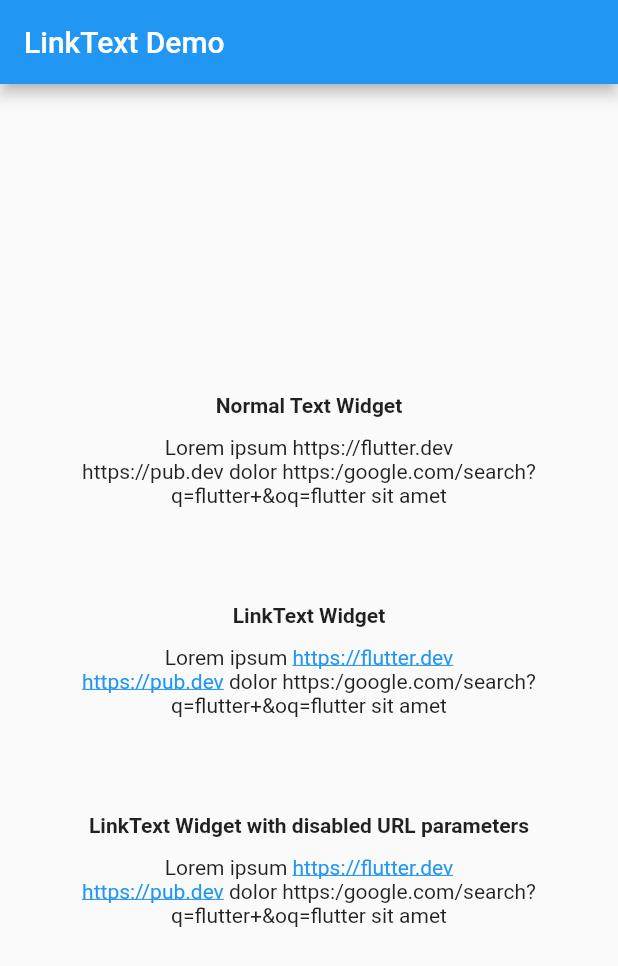
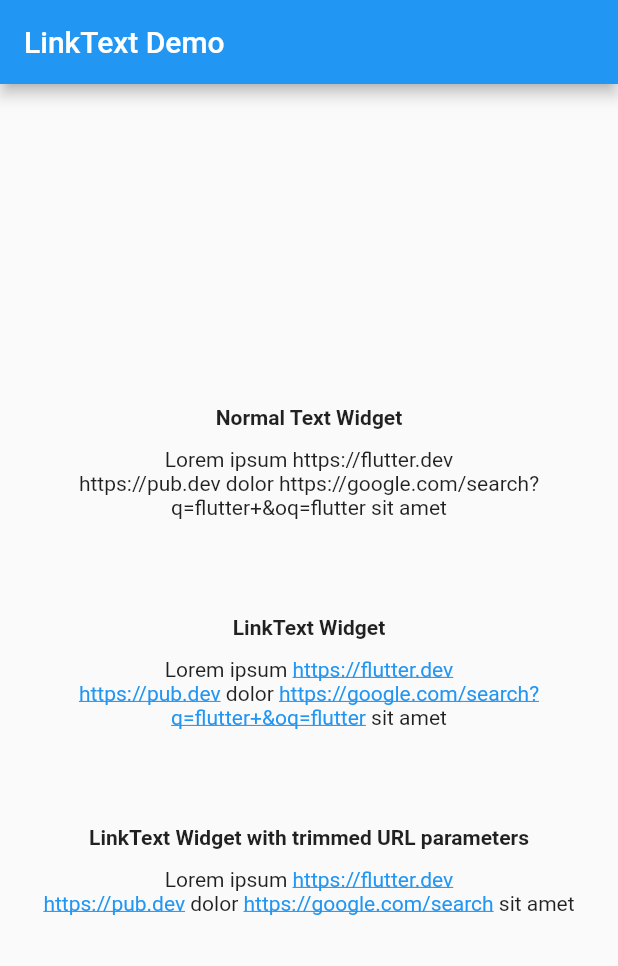
Before and after one commit to aleksanderwozniak/link_text, a Flutter app: the screen it shows after launch, on a phone screen of 412 x 824 dp. Shown: the top 966 px of the screen. Run offline on Flutter 3.47's test engine with Material 2 defaults, Android fonts, the phone set to English and light mode, and no system bars.

Commit message:
Refactor code

```diff
--- a/example/lib/main.dart
+++ b/example/lib/main.dart
@@ -1,5 +1,5 @@
-//  Copyright (c) 2019 Aleksander Woźniak
-//  Licensed under Apache License v2.0
+// Copyright 2019 Aleksander Woźniak
+// SPDX-License-Identifier: Apache-2.0
 
 import 'package:flutter/material.dart';
 import 'package:link_text/link_text.dart';
@@ -29,8 +29,8 @@ class MyHomePage extends StatefulWidget {
 }
 
 class _MyHomePageState extends State<MyHomePage> {
-  final String _text =
-      'Lorem ipsum https://flutter.dev\nhttps://pub.dev dolor https:/google.com/search?q=flutter+&oq=flutter sit amet';
+  final _text =
+      'Lorem ipsum https://flutter.dev\nhttps://pub.dev dolor https://google.com/search?q=flutter+&oq=flutter sit amet';
 
   @override
   Widget build(BuildContext context) {
@@ -68,7 +68,10 @@ class _MyHomePageState extends State<MyHomePage> {
           style: TextStyle().copyWith(fontWeight: FontWeight.bold),
         ),
         const SizedBox(height: 12.0),
-        Text(_text, textAlign: TextAlign.center),
+        Text(
+          _text,
+          textAlign: TextAlign.center,
+        ),
       ],
     );
   }
@@ -83,7 +86,10 @@ class _MyHomePageState extends State<MyHomePage> {
           style: TextStyle().copyWith(fontWeight: FontWeight.bold),
         ),
         const SizedBox(height: 12.0),
-        LinkText(text: _text, textAlign: TextAlign.center),
+        LinkText(
+          text: _text,
+          textAlign: TextAlign.center,
+        ),
       ],
     );
   }
@@ -93,12 +99,16 @@ class _MyHomePageState extends State<MyHomePage> {
       mainAxisSize: MainAxisSize.min,
       children: <Widget>[
         Text(
-          'LinkText Widget with disabled URL parameters',
+          'LinkText Widget with trimmed URL parameters',
           textAlign: TextAlign.center,
           style: TextStyle().copyWith(fontWeight: FontWeight.bold),
         ),
         const SizedBox(height: 12.0),
-        LinkText(text: _text, textAlign: TextAlign.center, shouldTrimParams: true,),
+        LinkText(
+          text: _text,
+          textAlign: TextAlign.center,
+          shouldTrimParams: true,
+        ),
       ],
     );
   }
--- a/lib/link_text.dart
+++ b/lib/link_text.dart
@@ -1,7 +1,5 @@
-//  Copyright (c) 2019 Aleksander Woźniak
-//  Licensed under Apache License v2.0
-
-library link_text;
+// Copyright 2019 Aleksander Woźniak
+// SPDX-License-Identifier: Apache-2.0
 
 import 'package:flutter/gestures.dart';
 import 'package:flutter/material.dart';
@@ -22,9 +20,9 @@ class LinkText extends StatefulWidget {
   /// Determines how the text is aligned.
   final TextAlign textAlign;
 
-  /// If true, this will cut off all visible links after '?'.
-  /// This is only for better readability. When executing the url
-  /// the link with all params stays the same.
+  /// If true, this will cut off all visible params after '?'.
+  /// This is only for improved readability. When executing the url
+  /// the link with all params will stay the same.
   final bool shouldTrimParams;
 
   /// Overrides default behavior when tapping on links.
@@ -48,17 +46,10 @@ class LinkText extends StatefulWidget {
 }
 
 class _LinkTextState extends State<LinkText> {
-  List<TapGestureRecognizer> _gestureRecognizers;
-  final RegExp _regex = RegExp(
+  final _gestureRecognizers = <TapGestureRecognizer>[];
+  final _regex = RegExp(
       r"https?:\/\/(www\.)?[-a-zA-Z0-9@:%.,_\+~#=]{1,256}\.[a-zA-Z0-9()]{1,6}\b([-a-zA-Z0-9()@:%_\,+.~#?&//=]*)");
-
-  final _shortenRegex = RegExp(r"(.*)\?");
-
-  @override
-  void initState() {
-    super.initState();
-    _gestureRecognizers = <TapGestureRecognizer>[];
-  }
+  final _shortenedRegex = RegExp(r"(.*)\?");
 
   @override
   void dispose() {
@@ -82,8 +73,8 @@ class _LinkTextState extends State<LinkText> {
   @override
   Widget build(BuildContext context) {
     final themeData = Theme.of(context);
-    final textStyle = this.widget.textStyle ?? themeData.textTheme.bodyText2;
-    final linkStyle = this.widget.linkStyle ??
+    final textStyle = widget.textStyle ?? themeData.textTheme.bodyText2;
+    final linkStyle = widget.linkStyle ??
         themeData.textTheme.bodyText2.copyWith(
           color: themeData.accentColor,
           decoration: TextDecoration.underline,
@@ -104,19 +95,19 @@ class _LinkTextState extends State<LinkText> {
 
       if (i < links.length) {
         final link = links.elementAt(i).group(0);
-        var newLinkText;
+        var shortenedLink;
 
         final recognizer = TapGestureRecognizer()
           ..onTap = () => _launchUrl(link);
 
         if (widget.shouldTrimParams) {
-          newLinkText = _shortenRegex.firstMatch(link)?.group(1);
+          shortenedLink = _shortenedRegex.firstMatch(link)?.group(1);
         }
 
         _gestureRecognizers.add(recognizer);
         textSpans.add(
           TextSpan(
-            text: newLinkText ?? link,
+            text: shortenedLink ?? link,
             style: linkStyle,
             recognizer: recognizer,
           ),
```
